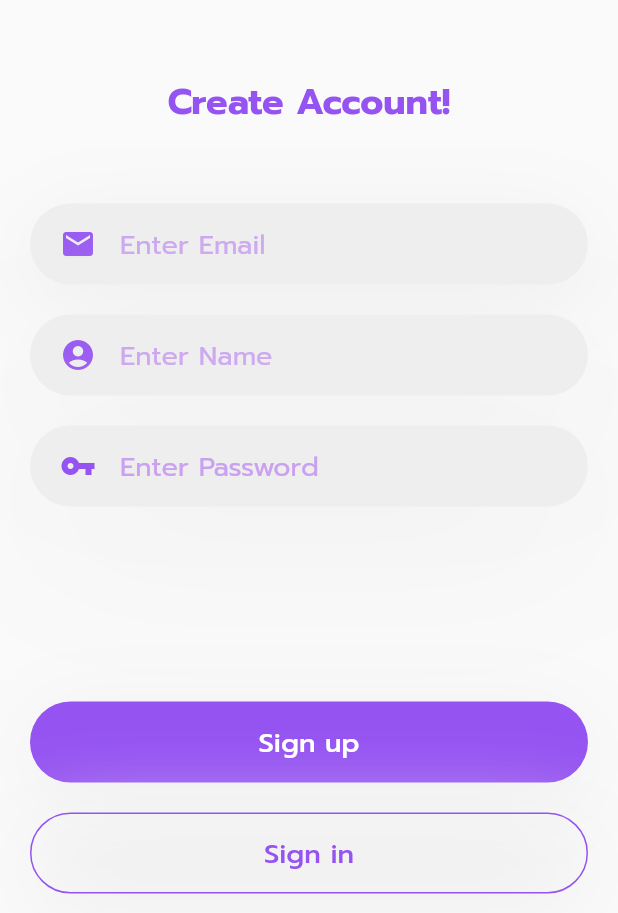
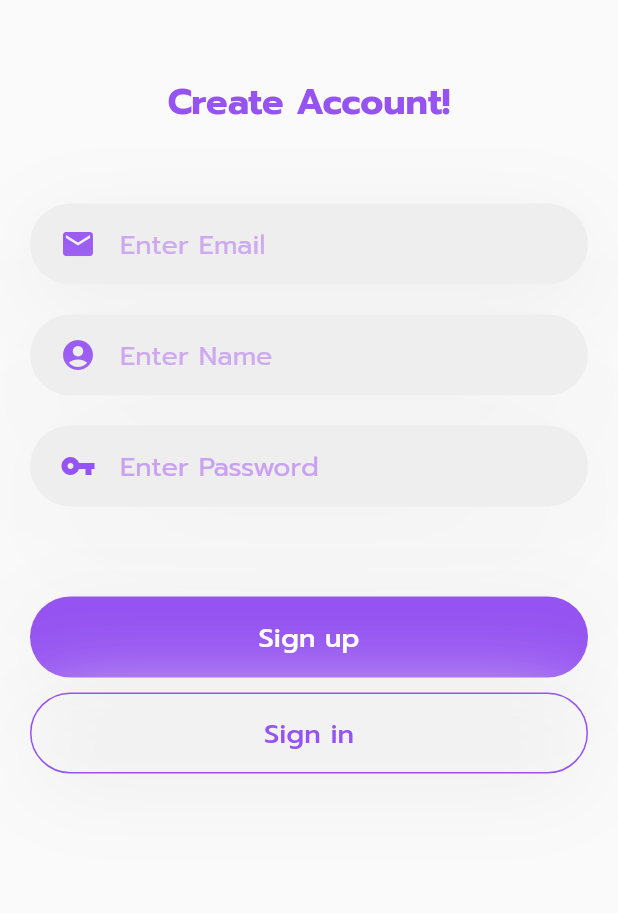
Before and after one commit to SalmanAlfarizhi/my_contact, a Flutter app: the screen it shows after launch, after a tap on "Sign up", on a phone screen of 412 x 824 dp, the part 323-1236 px from its top. Run offline on Flutter 3.47's test engine with Material 2 defaults, Android fonts, the phone set to English and light mode, and no system bars; our stand-ins replace dio.

Commit message:
Fixing Home,Spash,Login,Register

```diff
--- /dev/null
+++ b/config.json
@@ -0,0 +1,5 @@
+{
+    "modules": [
+
+    ]
+}
--- a/lib/pages/login_page.dart
+++ b/lib/pages/login_page.dart
@@ -17,7 +17,7 @@ class _LoginPageState extends State<LoginPage> {
 
   void login(String email, password) async {
   try {
-      var response = await Dio().get('http://localhost:3000/users?email=' + email + '&password=' + password);
+      var response = await Dio().get('http://192.168.1.71:3000/users?email=' + email + '&password=' + password);
       if (response.data.length > 0) {
           final snackBar = SnackBar(
           backgroundColor: Color.fromARGB(255, 149, 83, 241),
@@ -217,6 +217,17 @@ class _LoginPageState extends State<LoginPage> {
               ),
             ),
 
+          // Container(
+          //   alignment: Alignment.center,
+          //   margin: EdgeInsets.only(top: 10),
+          //   child: Text("----------------------------------- OR -----------------------------------",
+          //   style: TextStyle(
+          //     fontFamily: 'PromptRegular',
+          //     fontSize: 12,
+          //     color: Color.fromARGB(255, 202, 161, 240)
+          //   ),)
+          // ),
+
             GestureDetector(
               onTap: () {
                 Navigator.push(context, MaterialPageRoute(builder: (context) => RegisterPage()),
@@ -224,7 +235,7 @@ class _LoginPageState extends State<LoginPage> {
               },
               child: Container(
                 alignment: Alignment.center,
-                margin: EdgeInsets.only(left: 20, right: 20, top: 20),
+                margin: EdgeInsets.only(left: 20, right: 20, top: 10),
                 padding: EdgeInsets.only(left: 20, right: 20),
                 height: 54,
                 decoration: BoxDecoration(
--- a/lib/pages/register_page.dart
+++ b/lib/pages/register_page.dart
@@ -17,7 +17,7 @@ class _RegisterPageState extends State<RegisterPage> {
 
   void register(String email, nama, password) async{
     try{
-      var response = await Dio().post('http://localhost:3000/users',
+      var response = await Dio().post('http://192.168.1.71/users',
         data: {"email": email, "name":nama, "password":password});
       if (response.statusCode == 201) {
         print("Register Success");
@@ -180,7 +180,7 @@ class _RegisterPageState extends State<RegisterPage> {
               },
               child: Container(
                 alignment: Alignment.center,
-                margin: EdgeInsets.only(left: 20, right: 20, top: 130),
+                margin: EdgeInsets.only(left: 20, right: 20, top: 60),
                 padding: EdgeInsets.only(left: 20, right: 20),
                 height: 54,
                 decoration: BoxDecoration(
@@ -212,7 +212,7 @@ class _RegisterPageState extends State<RegisterPage> {
               },
               child: Container(
                 alignment: Alignment.center,
-                margin: EdgeInsets.only(left: 20, right: 20, top: 20),
+                margin: EdgeInsets.only(left: 20, right: 20, top: 10),
                 padding: EdgeInsets.only(left: 20, right: 20),
                 height: 54,
                 decoration: BoxDecoration(
--- a/lib/pages/splash.dart
+++ b/lib/pages/splash.dart
@@ -37,13 +37,13 @@ class _SplashPageState extends State<SplashPage> {
         crossAxisAlignment: CrossAxisAlignment.center,
         mainAxisAlignment: MainAxisAlignment.center,
         children: [
-          Image.asset('assets/images/app_logo.png',height: 178,width: 148,),
+          Image.asset('assets/images/logo_app.png',height: 178,width: 148,),const SizedBox(),
           // Text("#oneforsolution",
           // style: TextStyle(
-          //   fontSize: 20,
-          //   color: Colors.white
-          // ),
-          // )
+          //   fontFamily: 'PromptRegular',
+          //   fontSize: 14,
+          //   color: Colors.white,
+          // ),)
         ],
       ),
       ),
```
Also changed, not shown: lib/pages/home_page.dart (+15 -1 lines), assets/images/logo_app.png (added).
